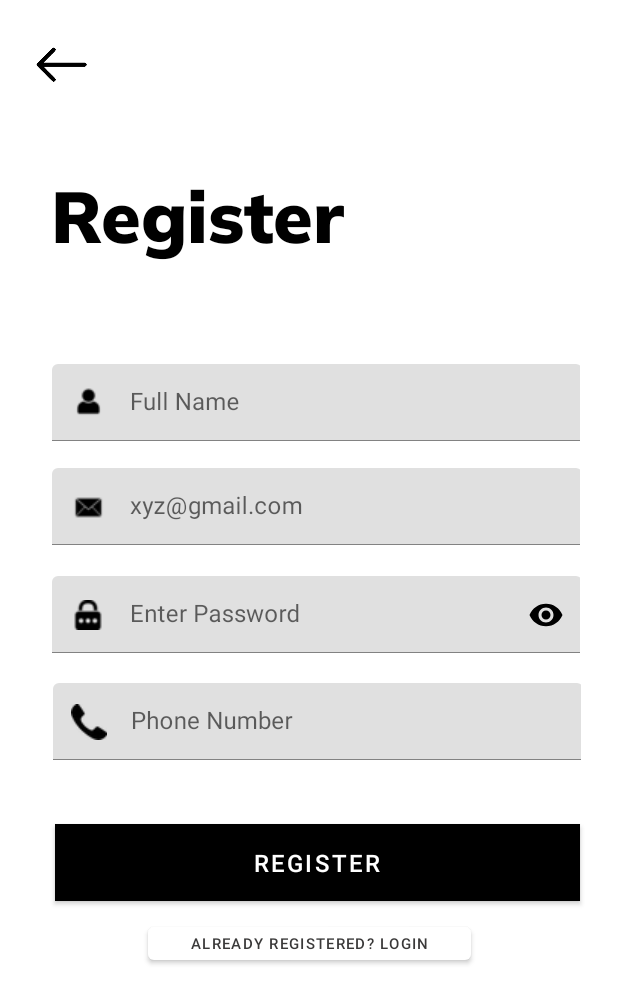
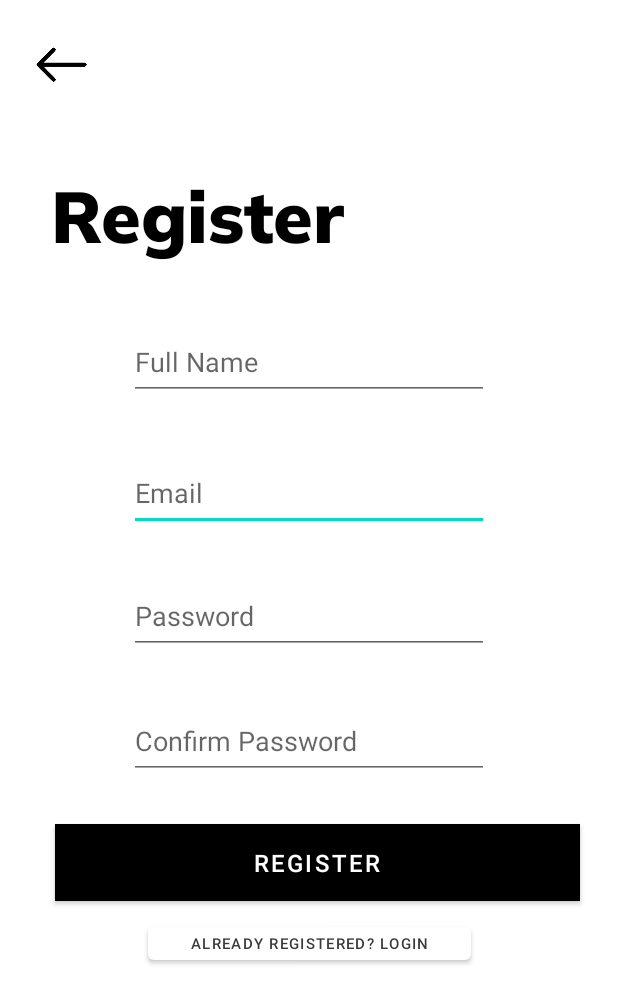
Before and after one commit to Mohamed-Irshad-git/Mr.medic, an Android app: the Register screen opened directly, with no data from a screen before it, on a phone screen of 412 x 824 dp. Shown: the top 1004 px of the screen. Run offline under Robolectric (Android 15) with nearby library versions, the phone set to English and light mode, and no system bars; our stand-ins replace Firebase (no records; nobody signed in at launch, a user with empty details on screens opened directly).

Commit message:
inthaa vechiko

```diff
--- a/app/build.gradle
+++ b/app/build.gradle
@@ -36,8 +36,12 @@ dependencies {
     implementation 'com.google.android.material:material:1.3.0'
     implementation 'androidx.navigation:navigation-fragment:2.3.5'
     implementation 'androidx.navigation:navigation-ui:2.3.5'
+    implementation 'com.google.firebase:firebase-auth:20.0.4'
     testImplementation 'junit:junit:4.+'
     androidTestImplementation 'androidx.test.ext:junit:1.1.2'
     androidTestImplementation 'androidx.test.espresso:espresso-core:3.3.0'
+    implementation platform('com.google.firebase:firebase-bom:27.1.0')
+    implementation 'com.google.firebase:firebase-analytics'
+
 
 }
--- a/app/src/main/res/layout/activity_register.xml
+++ b/app/src/main/res/layout/activity_register.xml
@@ -35,107 +35,6 @@
         app:layout_constraintVertical_bias="0.023"
         app:srcCompat="@drawable/back" />
 
-    <com.google.android.material.textfield.TextInputLayout
-        android:id="@+id/textInputFullName"
-        android:layout_width="352dp"
-        android:layout_height="51dp"
-        app:boxStrokeWidthFocused="2dp"
-        app:endIconMode="clear_text"
-        app:endIconTint="@color/black"
-        app:layout_constraintBottom_toBottomOf="parent"
-        app:layout_constraintEnd_toEndOf="parent"
-        app:layout_constraintHorizontal_bias="0.576"
-        app:layout_constraintStart_toStartOf="parent"
-        app:layout_constraintTop_toTopOf="parent"
-        app:layout_constraintVertical_bias="0.314"
-        app:startIconDrawable="@drawable/user3"
-        app:startIconTint="@color/black">
-
-        <com.google.android.material.textfield.TextInputEditText
-            android:layout_width="353dp"
-            android:layout_height="52dp"
-            android:filterTouchesWhenObscured="false"
-            android:fitsSystemWindows="false"
-            android:focusableInTouchMode="false"
-            android:hint="@string/full" />
-    </com.google.android.material.textfield.TextInputLayout>
-
-    <com.google.android.material.textfield.TextInputLayout
-        android:id="@+id/textInputPassword"
-        android:layout_width="352dp"
-        android:layout_height="51dp"
-        app:boxStrokeWidthFocused="2dp"
-        app:endIconMode="password_toggle"
-        app:endIconTint="@color/black"
-        app:layout_constraintBottom_toBottomOf="parent"
-        app:layout_constraintEnd_toEndOf="parent"
-        app:layout_constraintHorizontal_bias="0.576"
-        app:layout_constraintStart_toStartOf="parent"
-        app:layout_constraintTop_toTopOf="parent"
-        app:layout_constraintVertical_bias="0.497"
-        app:startIconDrawable="@drawable/pass4"
-        app:startIconTint="@color/black">
-
-
-        <com.google.android.material.textfield.TextInputEditText
-            android:layout_width="353dp"
-            android:layout_height="52dp"
-            android:filterTouchesWhenObscured="false"
-            android:fitsSystemWindows="false"
-            android:focusableInTouchMode="false"
-            android:hint="@string/pass"
-            android:inputType="textPassword" />
-    </com.google.android.material.textfield.TextInputLayout>
-
-    <com.google.android.material.textfield.TextInputLayout
-        android:id="@+id/textInputEmail"
-        android:layout_width="352dp"
-        android:layout_height="51dp"
-        app:boxStrokeWidthFocused="2dp"
-        app:endIconMode="clear_text"
-        app:endIconTint="@color/black"
-        app:layout_constraintBottom_toBottomOf="parent"
-        app:layout_constraintEnd_toEndOf="parent"
-        app:layout_constraintHorizontal_bias="0.576"
-        app:layout_constraintStart_toStartOf="parent"
-        app:layout_constraintTop_toTopOf="parent"
-        app:layout_constraintVertical_bias="0.404"
-        app:startIconDrawable="@drawable/email5"
-        app:startIconTint="@color/black">
-
-        <com.google.android.material.textfield.TextInputEditText
-            android:layout_width="353dp"
-            android:layout_height="52dp"
-            android:filterTouchesWhenObscured="false"
-            android:fitsSystemWindows="false"
-            android:focusableInTouchMode="false"
-            android:hint="@string/user" />
-    </com.google.android.material.textfield.TextInputLayout>
-
-    <com.google.android.material.textfield.TextInputLayout
-        android:id="@+id/textInputPhoneNo"
-        android:layout_width="352dp"
-        android:layout_height="51dp"
-        app:boxStrokeWidthFocused="2dp"
-        app:endIconMode="clear_text"
-        app:endIconTint="@color/black"
-        app:layout_constraintBottom_toBottomOf="parent"
-        app:layout_constraintEnd_toEndOf="parent"
-        app:layout_constraintHorizontal_bias="0.593"
-        app:layout_constraintStart_toStartOf="parent"
-        app:layout_constraintTop_toTopOf="parent"
-        app:layout_constraintVertical_bias="0.589"
-        app:startIconDrawable="@drawable/phone"
-        app:startIconTint="@color/black">
-
-        <com.google.android.material.textfield.TextInputEditText
-            android:layout_width="353dp"
-            android:layout_height="52dp"
-            android:filterTouchesWhenObscured="false"
-            android:fitsSystemWindows="false"
-            android:focusableInTouchMode="false"
-            android:hint="@string/ph" />
-    </com.google.android.material.textfield.TextInputLayout>
 
     <Button
         android:id="@+id/reg"
@@ -166,4 +65,59 @@
         app:layout_constraintTop_toBottomOf="@+id/reg"
         app:layout_constraintVertical_bias="0.061" />
 
+    <EditText
+        android:id="@+id/emailreg"
+        android:layout_width="240dp"
+        android:layout_height="50dp"
+        android:ems="10"
+        android:hint="Email"
+        android:inputType="textEmailAddress"
+        app:layout_constraintBottom_toBottomOf="parent"
+        app:layout_constraintEnd_toEndOf="parent"
+        app:layout_constraintStart_toStartOf="parent"
+        app:layout_constraintTop_toTopOf="parent"
+        app:layout_constraintVertical_bias="0.393" />
+
+    <EditText
+        app:endIconMode="password_toggle"
+        app:startIconDrawable="@drawable/pass4"
+        app:startIconTint="@color/black"
+        android:hint="Password"
+        android:id="@+id/passreg"
+        android:layout_width="240dp"
+        android:layout_height="50dp"
+        android:ems="10"
+        android:inputType="textPassword"
+        app:layout_constraintBottom_toBottomOf="parent"
+        app:layout_constraintEnd_toEndOf="parent"
+        app:layout_constraintStart_toStartOf="parent"
+        app:layout_constraintTop_toTopOf="parent"
+        app:layout_constraintVertical_bias="0.499" />
+
+    <EditText
+        android:id="@+id/conf"
+        android:layout_width="240dp"
+        android:layout_height="50dp"
+        android:ems="10"
+        android:hint="Confirm Password"
+        android:inputType="phone"
+        app:layout_constraintBottom_toBottomOf="parent"
+        app:layout_constraintEnd_toEndOf="parent"
+        app:layout_constraintStart_toStartOf="parent"
+        app:layout_constraintTop_toTopOf="parent"
+        app:layout_constraintVertical_bias="0.606" />
+
+    <EditText
+        android:id="@+id/fullname"
+        android:layout_width="240dp"
+        android:layout_height="50dp"
+        android:ems="10"
+        android:hint="Full Name"
+        android:inputType="textPersonName"
+        app:layout_constraintBottom_toBottomOf="parent"
+        app:layout_constraintEnd_toEndOf="parent"
+        app:layout_constraintStart_toStartOf="parent"
+        app:layout_constraintTop_toTopOf="parent"
+        app:layout_constraintVertical_bias="0.28" />
+
 </androidx.constraintlayout.widget.ConstraintLayout>
--- a/app/src/main/res/values/strings.xml
+++ b/app/src/main/res/values/strings.xml
@@ -26,4 +26,5 @@
     <string name="full">Full Name</string>
     <string name="ph">Phone Number</string>
     <string name="al">Already Registered? Login Here</string>
+    <string name="password">Password</string>
 </resources>
```
Also changed, not shown: app/src/main/java/com/example/medic5/Register.java (+70 -2 lines), app/src/main/java/com/example/medic5/login.java (+11 -0 lines), app/src/main/res/layout/activity_login.xml (+27 -46 lines).
